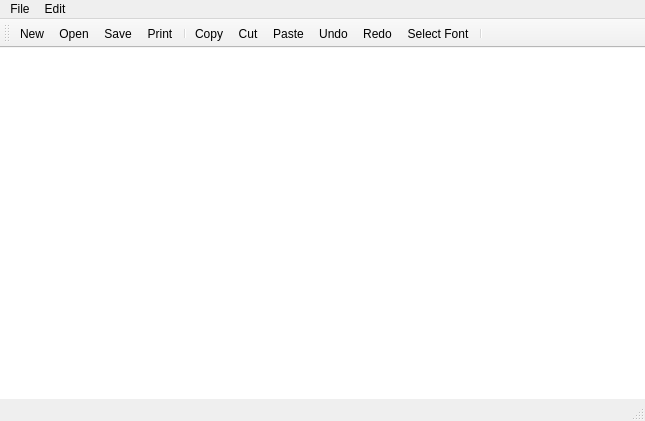
Old version of the form notepad.ui in the repository Lucas-Severo/Notepad-Qt.
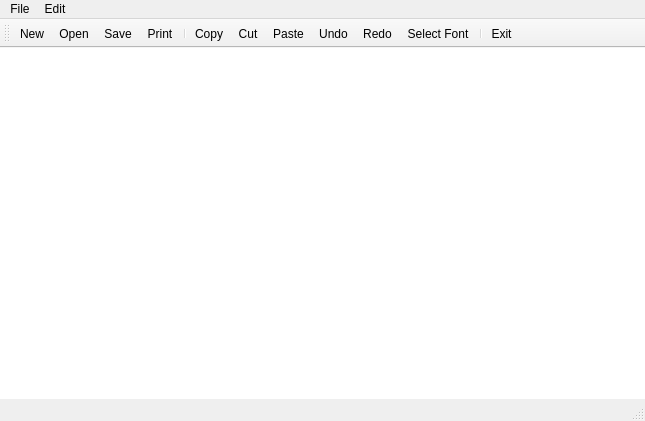
New version of the form. Icons and pictures are not drawn.

Commit message: added exit function

Patch:
```diff
--- a/notepad.ui
+++ b/notepad.ui
@@ -87,6 +87,7 @@
    <addaction name="actionRedo"/>
    <addaction name="actionSelect_Font"/>
    <addaction name="separator"/>
+   <addaction name="actionExit"/>
   </widget>
   <action name="actionnew">
    <property name="icon">
```
Left out of the diff: 8 changed lines with no effect on the pictures. The commit also changes 6 other files.
